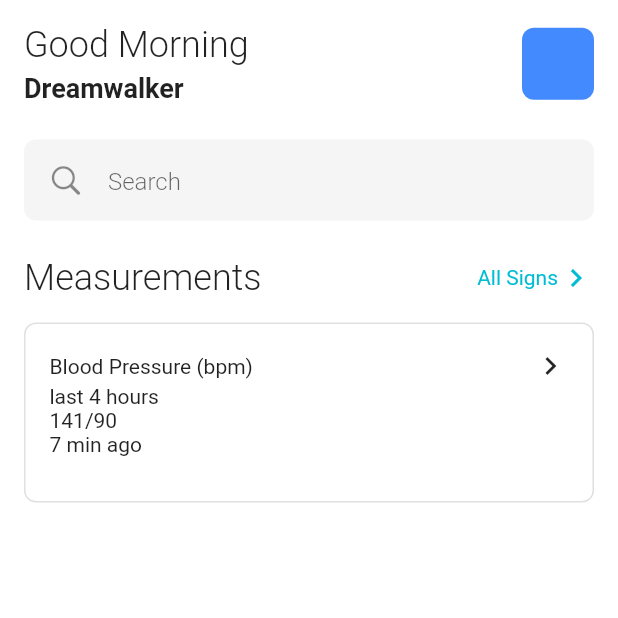
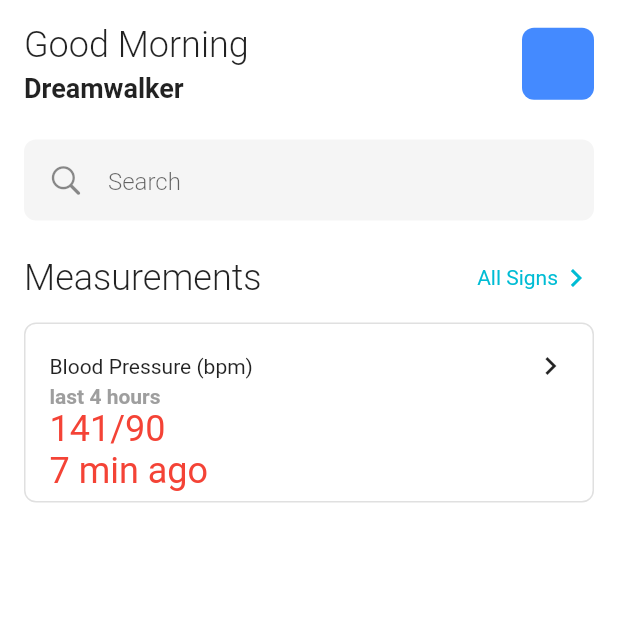
Before and after one commit to JAICHANGPARK/flutter_notebook_19th_story, a Flutter app: the screen it shows after launch, on a phone screen of 412 x 824 dp, the top half of it. Run offline on Flutter 3.47's test engine with Material 2 defaults, Android fonts, the phone set to English and light mode, and no system bars; our stand-ins replace cached_network_image, countup, fl_chart, flutter_riverpod, freezed_annotation, smooth_page_indicator and 1 more.

Commit message:
Update monitoring_main_page.dart

```diff
--- a/lib/ep1127_patient_monitoring_app/src/ui/monitoring_main_page.dart
+++ b/lib/ep1127_patient_monitoring_app/src/ui/monitoring_main_page.dart
@@ -127,9 +127,27 @@ class _MonitoringMainPageState extends State<MonitoringMainPage> {
                                   Column(
                                     crossAxisAlignment: CrossAxisAlignment.start,
                                     children: [
-                                      Text("last 4 hours"),
-                                      Text("141/90"),
-                                      Text("7 min ago"),
+                                      Text(
+                                        "last 4 hours",
+                                        style: TextStyle(
+                                          color: Colors.grey,
+                                          fontWeight: FontWeight.bold,
+                                        ),
+                                      ),
+                                      Spacer(),
+                                      Text(
+                                        "141/90",
+                                        style: TextStyle(
+                                          color: Colors.red,
+                                          fontSize: 24,
+                                        ),
+                                      ),
+                                      Text("7 min ago",
+                                        style: TextStyle(
+                                          color: Colors.red,
+                                          fontSize: 24,
+                                        ),
+                                      ),
                                     ],
                                   )
                                 ],
```
